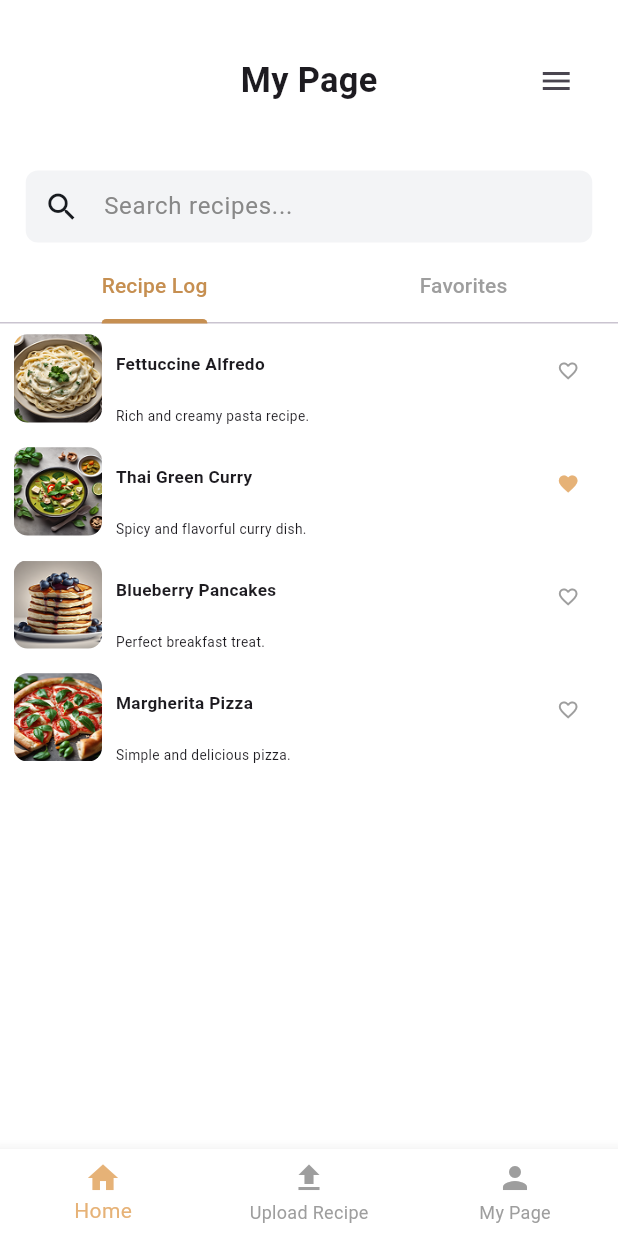
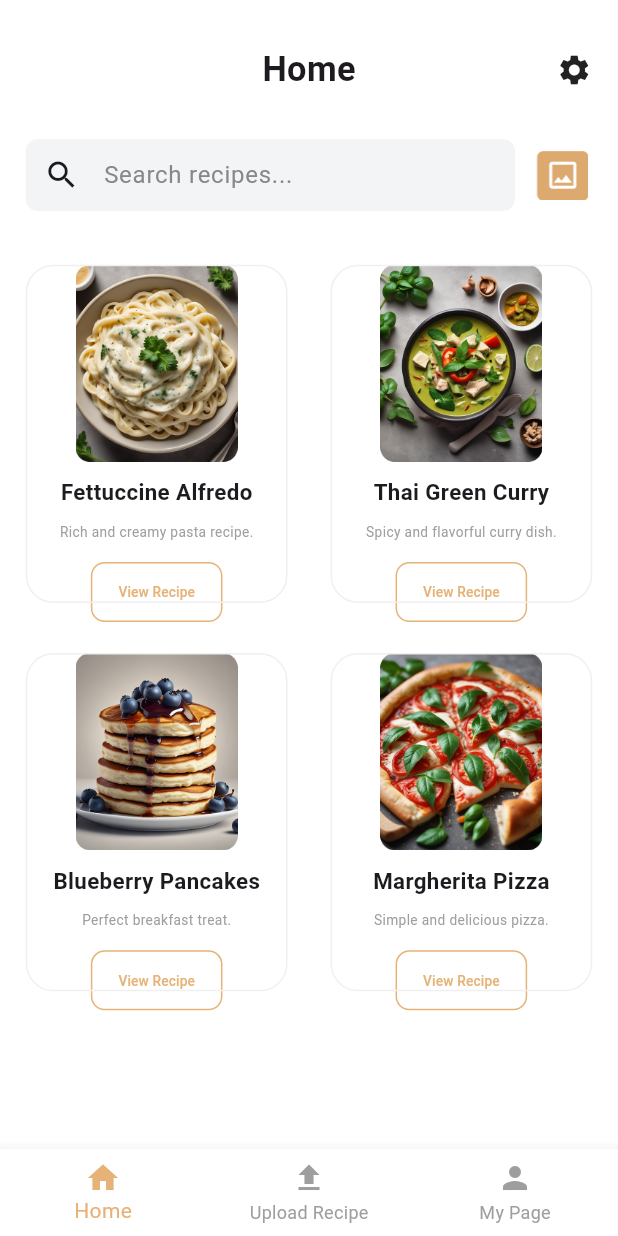
Before and after one commit to runtiime/front-end, a Flutter app: the screen it shows after launch, on a phone screen of 412 x 824 dp. Run offline on Flutter 3.47's test engine with Material 3 defaults, Android fonts, the phone set to English and light mode, and no system bars; our stand-ins replace flutter_screenutil.

Commit message:
feat: home_screen.dart 파일 추가, image_icon.png 추가, recipe_upload_screen.dart 파일 추가, image_upload_button.dart 파일 추가, recipe_card.dart 파일 추가 design: recipe_item.dart에 디자인 부분 수정

```diff
--- a/lib/Screen/home_screen.dart
+++ b/lib/Screen/home_screen.dart
@@ -0,0 +1,112 @@
+import 'package:capstone/Widget/image_upload_button.dart';
+import 'package:flutter/material.dart';
+import '../Widget/recipe_card.dart';
+import 'package:flutter_screenutil/flutter_screenutil.dart';
+
+import '../Widget/search_textfield.dart';
+
+class HomeScreen extends StatefulWidget {
+  const HomeScreen({super.key});
+
+  @override
+  _HomeScreenState createState() => _HomeScreenState();
+}
+
+class _HomeScreenState extends State<HomeScreen> with SingleTickerProviderStateMixin {
+
+  final List<Map<String, dynamic>> recipes = [
+    {
+      'name': 'Fettuccine Alfredo',
+      'description': 'Rich and creamy pasta recipe.',
+      'image': 'assets/fettuccine.png',
+    },
+    {
+      'name': 'Thai Green Curry',
+      'description': 'Spicy and flavorful curry dish.',
+      'image': 'assets/curry.png',
+    },
+    {
+      'name': 'Blueberry Pancakes',
+      'description': 'Perfect breakfast treat.',
+      'image': 'assets/pancakes.png',
+    },
+    {
+      'name': 'Margherita Pizza',
+      'description': 'Simple and delicious pizza.',
+      'image': 'assets/pizza.png',
+    },
+  ];
+
+  @override
+  void initState() {
+    super.initState();
+  }
+
+  @override
+  Widget build(BuildContext context) {
+    return Container(
+      color: Colors.white,
+      child: Column(
+        crossAxisAlignment: CrossAxisAlignment.start,
+        children: [
+          Padding(
+            padding: EdgeInsets.symmetric(vertical: 25.0.h),
+            child: Stack(
+              alignment: Alignment.center,
+              children: [
+                Center(
+                  child: Text(
+                    'Home',
+                    style: TextStyle(
+                      fontSize: 20.sp,
+                      fontWeight: FontWeight.bold,
+                    ),
+                  ),
+                ),
+                Align(
+                  alignment: Alignment.centerRight,
+                  child: Padding(
+                    padding: EdgeInsets.only(right: 15.0.w),
+                    child: Icon(Icons.settings),
+                  ),
+                ),
+              ],
+            ),
+          ),
+          Padding(
+            padding: EdgeInsets.only(left: 15.0.w, right: 15.0.w,bottom: 20.0.h),
+            child: Row(
+              children: [
+                Expanded(child: SearchTextField()),
+                SizedBox(width: 10.w),
+                ImageUploadButton(
+                  onTap: () {},
+                  containerWidth: 35.w,
+                  imageWidth: 30.sp,
+                  hasBorder: false,
+                ),
+              ],
+            ),
+          ),
+          Expanded(
+            child: Padding(
+              padding: EdgeInsets.symmetric(horizontal: 15.w),
+              child: GridView.builder(
+                itemCount: recipes.length,
+                gridDelegate: SliverGridDelegateWithFixedCrossAxisCount(
+                  crossAxisCount: 2,
+                  crossAxisSpacing: 25.w,
+                  mainAxisSpacing: 8.h,
+                  childAspectRatio: 7/10,
+                ),
+                itemBuilder: (context, index) {
+                  return RecipeCard(recipe: recipes[index]);
+                },
+              ),
+            ),
+          ),
+              ],
+            ),
+      );
+  }
+}
--- a/lib/Screen/main_screen.dart
+++ b/lib/Screen/main_screen.dart
@@ -1,4 +1,6 @@
+import 'package:capstone/Screen/home_screen.dart';
 import 'package:capstone/Screen/mypage_screen.dart';
+import 'package:capstone/Screen/recipe_upload_screen.dart';
 import 'package:flutter/material.dart';
 
 class MainScreen extends StatefulWidget {
@@ -20,8 +22,8 @@ class _MainScreenState extends State<MainScreen> {
     _selectedIndex = widget.pageIndex;
 
     pages = <Widget>[
-      MyPageScreen(),
-      MyPageScreen(),
+      HomeScreen(),
+      RecipeUploadScreen(),
       MyPageScreen(),
     ];
   }
--- /dev/null
+++ b/lib/Screen/recipe_upload_screen.dart
@@ -0,0 +1,86 @@
+import 'package:flutter/material.dart';
+import 'package:flutter_screenutil/flutter_screenutil.dart';
+import '../Widget/image_upload_button.dart';
+import '../util.dart';
+
+class RecipeUploadScreen extends StatelessWidget {
+  final double containerWidth = Util.getWidgetSize(1);
+
+  RecipeUploadScreen({super.key});
+
+  @override
+  Widget build(BuildContext context) {
+    return Container(
+      color: Colors.white,
+      child: Column(
+        children: [
+          Padding(
+            padding: EdgeInsets.symmetric(vertical: 25.0.h),
+            child: Stack(
+              alignment: Alignment.center,
+              children: [
+                Center(
+                  child: Text(
+                    'Recipe Upload',
+                    style: TextStyle(
+                      fontSize: 20.sp,
+                      fontWeight: FontWeight.bold,
+                    ),
+                  ),
+                ),
+              ],
+            ),
+          ),
+          Column(
+            children: [
+              Text(
+                'Upload Image',
+                style: TextStyle(
+                  fontSize: 14.sp,
+                  fontWeight: FontWeight.w500,
+                  color: Color(0xFFE6B277),
+                ),
+              ),
+              SizedBox(height: 4.h),
+              Stack(
+                alignment: Alignment.center,
+                children: [
+                  Container(
+                    height: 1.h,
+                    width: containerWidth,
+                    color: Colors.grey[300],
+                  ),
+                  Container(
+                    height: 2.h,
+                    width: 100.w,
+                    color: Color(0xFFE6B277),
+                  ),
+                ],
+              ),
+            ],
+          ),
+          SizedBox(height: 60.h),
+          Center(
+            child: ImageUploadButton(
+              containerWidth: 100.w,
+              imageWidth: 40.w,
+              onTap: () {
+                // Handle image upload action here
+              },
+            ),
+          ),
+
+          SizedBox(height: 20.h),
+          Text(
+            'Please click the button\nabove to upload your recipe image',
+            textAlign: TextAlign.center,
+            style: TextStyle(
+              color: Colors.grey,
+              fontSize: 12.sp,
+            ),
+          ),
+        ],
+      ),
+    );
+  }
+}
--- /dev/null
+++ b/lib/Widget/image_upload_button.dart
@@ -0,0 +1,46 @@
+import 'package:flutter/material.dart';
+import 'package:flutter_screenutil/flutter_screenutil.dart';
+
+class ImageUploadButton extends StatelessWidget {
+  final VoidCallback onTap;
+  final double containerWidth;
+  final double imageWidth;
+  final bool hasBorder;
+
+  const ImageUploadButton({
+    super.key,
+    required this.onTap,
+    required this.containerWidth,
+    required this.imageWidth,
+    this.hasBorder = true,
+  });
+
+  @override
+  Widget build(BuildContext context) {
+    return Material(
+      color: Colors.transparent,
+      child: InkWell(
+        onTap: onTap,
+        borderRadius: BorderRadius.circular(12.r),
+        child: Container(
+          width: containerWidth,
+          height: containerWidth,
+          decoration: BoxDecoration(
+            border: hasBorder
+                ? Border.all(color: const Color(0xFFE6B277), width: 1.5)
+                : null,
+            borderRadius: BorderRadius.circular(12.r),
+          ),
+          child: Center(
+            child: Image.asset(
+              'assets/image_icon.png',
+              width: imageWidth,
+              height: imageWidth,
+              fit: BoxFit.contain,
+            ),
+          ),
+        ),
+      ),
+    );
+  }
+}
--- /dev/null
+++ b/lib/Widget/recipe_card.dart
@@ -0,0 +1,84 @@
+import 'package:flutter/material.dart';
+import 'package:flutter_screenutil/flutter_screenutil.dart';
+import '../util.dart';
+
+class RecipeCard extends StatelessWidget {
+  final Map<String, dynamic> recipe;
+  final double imageWidth = Util.getWidgetSize(0.27);
+
+  RecipeCard({super.key, required this.recipe});
+
+  @override
+  Widget build(BuildContext context) {
+    return Card(
+      color: Colors.white,
+      elevation: 0,
+      margin: EdgeInsets.symmetric(vertical: 10.h),
+      shape: RoundedRectangleBorder(borderRadius: BorderRadius.circular(16.r),
+      side: BorderSide(
+        color:Color(0xffF0F0F0),
+        width: 1,
+      )),
+      child: Padding(
+        padding: EdgeInsets.symmetric(horizontal: 10.0.w),
+        child: Column(
+          mainAxisAlignment: MainAxisAlignment.center,
+          crossAxisAlignment: CrossAxisAlignment.center,
+          children: [
+            ClipRRect(
+              borderRadius: BorderRadius.circular(8.w),
+              child: Container(
+                width: imageWidth,
+                height: imageWidth * (13 / 11),
+                child: Image.asset(
+                  recipe['image'],
+                  fit: BoxFit.contain,
+                ),
+              ),
+            ),
+            Padding(
+              padding: EdgeInsets.symmetric(vertical: 8.h),
+              child: Text(
+                recipe['name'],
+                style: TextStyle(
+                  fontSize: 13.sp,
+                  fontWeight: FontWeight.bold,
+                ),
+              ),
+            ),
+            Padding(
+              padding: EdgeInsets.only(bottom:8.0.h),
+              child: Text(
+                recipe['description'],
+                style: TextStyle(
+                  fontSize: 8.sp,
+                  color: Colors.grey,
+                ),
+              ),
+            ),
+            ElevatedButton(
+              onPressed: () {},
+              style: ElevatedButton.styleFrom(
+                backgroundColor: Colors.white,
+                foregroundColor: Color(0xFFE6B277),
+                side: BorderSide(color: Color(0xFFE6B277)),
+                padding: EdgeInsets.symmetric(horizontal: 16.w, vertical: 8.h),
+                shape: RoundedRectangleBorder(
+                  borderRadius: BorderRadius.circular(8.r),
+                ),
+                elevation: 0,
+              ),
+              child: Text(
+                'View Recipe',
+                style: TextStyle(
+                  fontSize: 8.sp,
+                  fontWeight: FontWeight.w500,
+                ),
+              ),
+            ),
+          ],
+        ),
+      ),
+    );
+  }
+}
--- a/lib/Widget/recipe_item.dart
+++ b/lib/Widget/recipe_item.dart
@@ -5,16 +5,15 @@ import 'heart_icon.dart';
 
 class RecipeItem extends StatelessWidget {
   final Map<String, dynamic> recipe;
-  final double imageWidth = Util.getWidgetSize(1 / 7);
+  final double imageWidth = Util.getWidgetSize(0.19);
 
   RecipeItem({super.key, required this.recipe});
 
   @override
   Widget build(BuildContext context) {
     return Padding(
-      padding: EdgeInsets.symmetric(vertical: 6.h, horizontal: 8.w),
+      padding: EdgeInsets.symmetric(vertical: 9.h, horizontal: 9.w),
       child: Row(
-        crossAxisAlignment: CrossAxisAlignment.start,
         children: [
           ClipRRect(
             borderRadius: BorderRadius.circular(8.w),
@@ -27,10 +26,10 @@ class RecipeItem extends StatelessWidget {
               ),
             ),
           ),
-
           SizedBox(width: 8.w),
           Expanded(
             child: Column(
+              mainAxisAlignment: MainAxisAlignment.center,
               crossAxisAlignment: CrossAxisAlignment.start,
               children: [
                 Row(
@@ -44,7 +43,7 @@ class RecipeItem extends StatelessWidget {
                           recipe['name'],
                           style: TextStyle(
                             fontWeight: FontWeight.bold,
-                            fontSize: 10.sp,
+                            fontSize: 12.sp,
                           ),
                           overflow: TextOverflow.ellipsis,
                         ),
```
Also changed, not shown: assets/curry.png, assets/fettuccine.png, assets/image_icon.png (added), assets/pancakes.png, assets/pizza.png.
